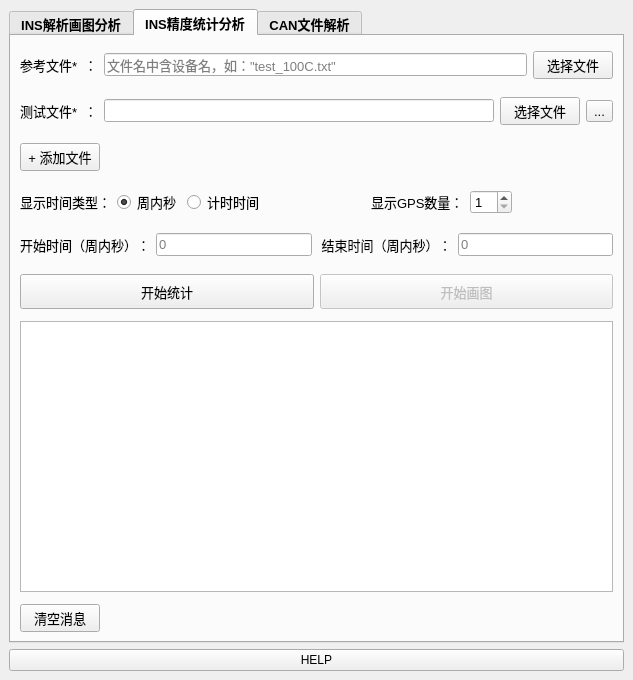
Qt form view/MainWindow_DataAnalysis.ui (myaGr/master) before a commit.
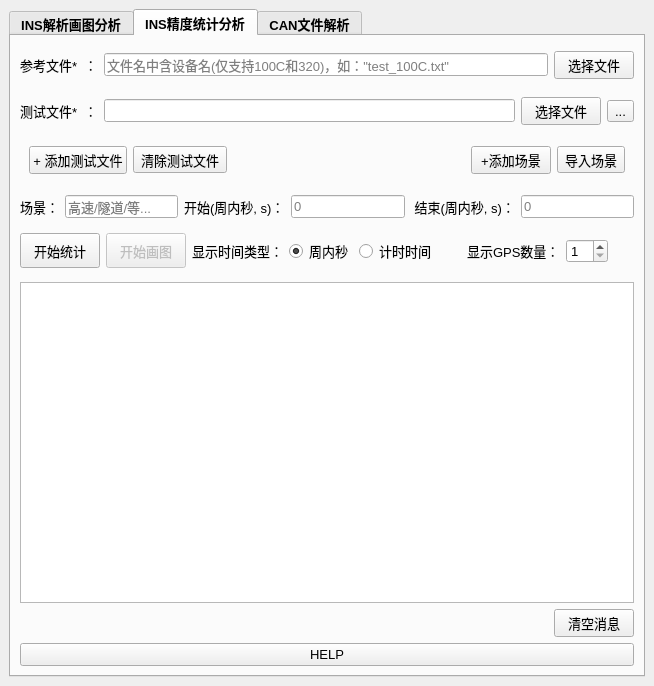
The same form after that commit. The open tabs and pages were chosen to show the change. Icons and pictures are not drawn.

Commit message: V1.3.3 多种方式场景+删除测试文件+兼容新的320格式

Patch:
```diff
--- a/view/MainWindow_DataAnalysis.ui
+++ b/view/MainWindow_DataAnalysis.ui
@@ -6,8 +6,8 @@
    <rect>
     <x>0</x>
     <y>0</y>
-    <width>633</width>
-    <height>680</height>
+    <width>654</width>
+    <height>686</height>
    </rect>
   </property>
   <property name="font">
@@ -307,7 +307,7 @@
        <attribute name="title">
         <string>INS精度统计分析</string>
        </attribute>
-       <layout class="QVBoxLayout" name="verticalLayout_4">
+       <layout class="QVBoxLayout" name="verticalLayout_6">
         <item>
          <widget class="QWidget" name="widget_5" native="true">
           <layout class="QHBoxLayout" name="horizontalLayout_5">
@@ -333,7 +333,7 @@
            <item>
             <widget class="QLineEdit" name="lineEdit_GetRefFile">
              <property name="placeholderText">
-              <string>文件名中含设备名，如：&quot;test_100C.txt&quot;</string>
+              <string>文件名中含设备名(仅支持100C和320)，如：&quot;test_100C.txt&quot;</string>
              </property>
             </widget>
            </item>
@@ -416,22 +416,23 @@
         <item>
          <widget class="QWidget" name="widget_9" native="true">
           <layout class="QHBoxLayout" name="horizontalLayout_9">
-           <property name="leftMargin">
-            <number>0</number>
-           </property>
-           <property name="topMargin">
-            <number>6</number>
-           </property>
-           <property name="rightMargin">
-            <number>0</number>
-           </property>
-           <property name="bottomMargin">
-            <number>6</number>
-           </property>
            <item>
             <widget class="QPushButton" name="pushBtn_SelectIns_2">
              <property name="text">
-              <string>+ 添加文件</string>
+              <string>+ 添加测试文件</string>
+             </property>
+            </widget>
+           </item>
+           <item>
+            <widget class="QToolButton" name="clear_test_file">
+             <property name="focusPolicy">
+              <enum>Qt::StrongFocus</enum>
+             </property>
+             <property name="whatsThis">
+              <string/>
+             </property>
+             <property name="text">
+              <string>清除测试文件</string>
              </property>
             </widget>
            </item>
@@ -448,91 +449,44 @@
              </property>
             </spacer>
            </item>
+           <item>
+            <widget class="QPushButton" name="pushBtn_addScene">
+             <property name="text">
+              <string>+添加场景</string>
+             </property>
+            </widget>
+           </item>
+           <item>
+            <widget class="QToolButton" name="importScene">
+             <property name="whatsThis">
+              <string>&lt;html&gt;&lt;head/&gt;&lt;body&gt;&lt;p&gt;参数设置&lt;/p&gt;&lt;/body&gt;&lt;/html&gt;</string>
+             </property>
+             <property name="text">
+              <string>导入场景</string>
+             </property>
+            </widget>
+           </item>
           </layout>
          </widget>
         </item>
         <item>
-         <widget class="QWidget" name="widget_13" native="true">
-          <layout class="QHBoxLayout" name="horizontalLayout_13">
+         <widget class="QWidget" name="widget_16" native="true">
+          <layout class="QVBoxLayout" name="verticalLayout_4">
+           <property name="spacing">
+            <number>0</number>
+           </property>
            <property name="leftMargin">
             <number>0</number>
            </property>
            <property name="topMargin">
-            <number>6</number>
+            <number>0</number>
            </property>
            <property name="rightMargin">
             <number>0</number>
            </property>
            <property name="bottomMargin">
-            <number>6</number>
+            <number>0</number>
            </property>
-           <item>
-            <widget class="QLabel" name="label_10">
-             <property name="text">
-              <string>显示时间类型：</string>
-             </property>
-            </widget>
-           </item>
-           <item>
-            <widget class="QRadioButton" name="radioButton_tow2">
-             <property name="text">
-              <string>周内秒</string>
-             </property>
-             <property name="checked">
-              <bool>true</bool>
-             </property>
-            </widget>
-           </item>
-           <item>
-            <widget class="QRadioButton" name="radioButton_time2">
-             <property name="text">
-              <string>计时时间</string>
-             </property>
-            </widget>
-           </item>
-           <item>
-            <spacer name="horizontalSpacer_5">
-             <property name="orientation">
-              <enum>Qt::Horizontal</enum>
-             </property>
-             <property name="sizeHint" stdset="0">
-              <size>
-               <width>40</width>
-               <height>20</height>
-              </size>
-             </property>
-            </spacer>
-           </item>
-           <item>
-            <widget class="QLabel" name="label_4">
-             <property name="text">
-              <string>显示GPS数量：</string>
-             </property>
-            </widget>
-           </item>
-           <item>
-            <widget class="QSpinBox" name="showGPS_spinBox">
-             <property name="minimum">
-              <number>1</number>
-             </property>
-            </widget>
-           </item>
-           <item>
-            <spacer name="horizontalSpacer_3">
-             <property name="orientation">
-              <enum>Qt::Horizontal</enum>
-             </property>
-             <property name="sizeHint" stdset="0">
-              <size>
-               <width>40</width>
-               <height>20</height>
-              </size>
-             </property>
-            </spacer>
-           </item>
-          </layout>
-         </widget>
-        </item>
         <item>
          <widget class="QWidget" name="widget_11" native="true">
           <layout class="QHBoxLayout" name="horizontalLayout_11">
@@ -548,13 +502,36 @@
            <property name="bottomMargin">
             <number>6</number>
            </property>
+              <item>
+               <widget class="QLabel" name="label_9">
+                <property name="whatsThis">
+                 <string>&lt;html&gt;&lt;head/&gt;&lt;body&gt;&lt;p&gt;默认统计全程时间&lt;/p&gt;&lt;/body&gt;&lt;/html&gt;</string>
+                </property>
+                <property name="text">
+                 <string>场景：</string>
+                </property>
+               </widget>
+              </item>
+              <item>
+               <widget class="QLineEdit" name="lineEdit_scene">
+                <property name="layoutDirection">
+                 <enum>Qt::LeftToRight</enum>
+                </property>
+                <property name="text">
+                 <string/>
+                </property>
+                <property name="placeholderText">
+                 <string>高速/隧道/等...</string>
+                </property>
+               </widget>
+              </item>
            <item>
             <widget class="QLabel" name="label_7">
              <property name="whatsThis">
               <string>&lt;html&gt;&lt;head/&gt;&lt;body&gt;&lt;p&gt;默认统计全程时间&lt;/p&gt;&lt;/body&gt;&lt;/html&gt;</string>
              </property>
              <property name="text">
-              <string>开始时间（周内秒）：</string>
+                 <string>开始(周内秒, s)：</string>
              </property>
             </widget>
            </item>
@@ -571,7 +548,7 @@
            <item>
             <widget class="QLabel" name="label_8">
              <property name="text">
-              <string> 结束时间（周内秒）：</string>
+                 <string> 结束(周内秒, s)：</string>
              </property>
             </widget>
            </item>
@@ -588,6 +565,9 @@
           </layout>
          </widget>
         </item>
+          </layout>
+         </widget>
+        </item>
         <item>
          <widget class="QWidget" name="widget_8" native="true">
           <layout class="QHBoxLayout" name="horizontalLayout_8">
@@ -595,7 +575,7 @@
             <number>0</number>
            </property>
            <property name="topMargin">
-            <number>6</number>
+            <number>2</number>
            </property>
            <property name="rightMargin">
             <number>0</number>
@@ -651,20 +631,109 @@
              </property>
             </widget>
            </item>
+           <item>
+            <widget class="QWidget" name="widget_13" native="true">
+             <layout class="QHBoxLayout" name="horizontalLayout_13">
+              <property name="leftMargin">
+               <number>0</number>
+              </property>
+              <property name="topMargin">
+               <number>6</number>
+              </property>
+              <property name="rightMargin">
+               <number>0</number>
+              </property>
+              <property name="bottomMargin">
+               <number>6</number>
+              </property>
+              <item>
+               <widget class="QLabel" name="label_10">
+                <property name="text">
+                 <string>显示时间类型：</string>
+                </property>
+               </widget>
+              </item>
+              <item>
+               <widget class="QRadioButton" name="radioButton_tow2">
+                <property name="text">
+                 <string>周内秒</string>
+                </property>
+                <property name="checked">
+                 <bool>true</bool>
+                </property>
+               </widget>
+              </item>
+              <item>
+               <widget class="QRadioButton" name="radioButton_time2">
+                <property name="text">
+                 <string>计时时间</string>
+                </property>
+               </widget>
+              </item>
+              <item>
+               <spacer name="horizontalSpacer_5">
+                <property name="orientation">
+                 <enum>Qt::Horizontal</enum>
+                </property>
+                <property name="sizeHint" stdset="0">
+                 <size>
+                  <width>40</width>
+                  <height>20</height>
+                 </size>
+                </property>
+               </spacer>
+              </item>
+              <item>
+               <widget class="QLabel" name="label_4">
+                <property name="text">
+                 <string>显示GPS数量：</string>
+                </property>
+               </widget>
+              </item>
+              <item>
+               <widget class="QSpinBox" name="showGPS_spinBox">
+                <property name="minimum">
+                 <number>1</number>
+                </property>
+               </widget>
+              </item>
+              <item>
+               <spacer name="horizontalSpacer_3">
+                <property name="orientation">
+                 <enum>Qt::Horizontal</enum>
+                </property>
+                <property name="sizeHint" stdset="0">
+                 <size>
+                  <width>40</width>
+                  <height>20</height>
+                 </size>
+                </property>
+               </spacer>
+              </item>
           </layout>
          </widget>
         </item>
+          </layout>
+         </widget>
+        </item>
         <item>
-         <widget class="QTextBrowser" name="textBrowser_showmsg2"/>
+         <widget class="QTextBrowser" name="textBrowser_showmsg2">
+          <property name="cursor" stdset="0">
+           <cursorShape>IBeamCursor</cursorShape>
+          </property>
+         </widget>
         </item>
         <item>
          <widget class="QWidget" name="widget_4" native="true">
           <layout class="QHBoxLayout" name="horizontalLayout_4">
+           <property name="spacing">
+            <number>9</number>
+           </property>
            <property name="leftMargin">
             <number>0</number>
            </property>
            <property name="topMargin">
-            <number>6</number>
+            <number>0</number>
            </property>
            <property name="rightMargin">
             <number>0</number>
@@ -672,13 +741,6 @@
            <property name="bottomMargin">
             <number>0</number>
            </property>
-           <item>
-            <widget class="QPushButton" name="pushBtn_ClearMsg2">
-             <property name="text">
-              <string>清空消息</string>
-             </property>
-            </widget>
-           </item>
            <item>
             <spacer name="horizontalSpacer_2">
              <property name="orientation">
@@ -692,9 +754,23 @@
              </property>
             </spacer>
            </item>
+           <item>
+            <widget class="QPushButton" name="pushBtn_ClearMsg2">
+             <property name="text">
+              <string>清空消息</string>
+             </property>
+            </widget>
+           </item>
           </layout>
          </widget>
         </item>
+        <item>
+         <widget class="QPushButton" name="botton_help">
+          <property name="text">
+           <string>HELP</string>
+          </property>
+         </widget>
+        </item>
        </layout>
       </widget>
       <widget class="QWidget" name="tab">
@@ -822,13 +898,6 @@
       </widget>
      </widget>
     </item>
-    <item>
-     <widget class="QPushButton" name="botton_help">
-      <property name="text">
-       <string>HELP</string>
-      </property>
-     </widget>
-    </item>
    </layout>
   </widget>
  </widget>
```
Left out of the diff: 36 changed lines with no effect on the pictures. Lines whose indentation alone changed are shown as unchanged. The commit also changes 9 other files.
